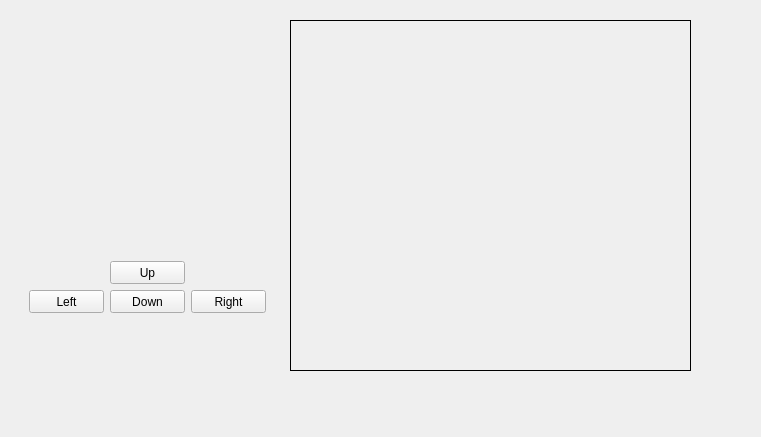
Before: the Qt Designer form Map/dungeon.ui in TeamQuadForce/Comp345RPG, drawn with Qt 5.
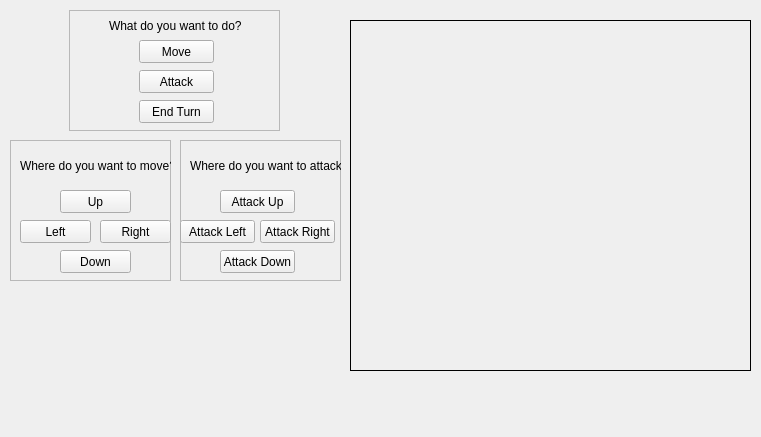
After: the same form once the commit is applied.

Commit message: Changed the chest to work now. UI update on the dungeon. More stuff to come!

What changed in the file:
```diff
--- a/Map/dungeon.ui
+++ b/Map/dungeon.ui
@@ -13,26 +13,10 @@
   <property name="windowTitle">
    <string>Form</string>
   </property>
-  <widget class="QPushButton" name="upButton">
-   <property name="geometry">
-    <rect>
-     <x>110</x>
-     <y>261</y>
-     <width>75</width>
-     <height>23</height>
-    </rect>
-   </property>
-   <property name="text">
-    <string>Up</string>
-   </property>
-   <attribute name="buttonGroup">
-    <string>movementButtonGroup</string>
-   </attribute>
-  </widget>
   <widget class="QFrame" name="mapDungeonFrame">
    <property name="geometry">
     <rect>
-     <x>290</x>
+     <x>350</x>
      <y>20</y>
      <width>401</width>
      <height>351</height>
@@ -48,54 +32,6 @@
     <enum>QFrame::Raised</enum>
    </property>
   </widget>
-  <widget class="QPushButton" name="downButton">
-   <property name="geometry">
-    <rect>
-     <x>110</x>
-     <y>290</y>
-     <width>75</width>
-     <height>23</height>
-    </rect>
-   </property>
-   <property name="text">
-    <string>Down</string>
-   </property>
-   <attribute name="buttonGroup">
-    <string>movementButtonGroup</string>
-   </attribute>
-  </widget>
-  <widget class="QPushButton" name="rightButton">
-   <property name="geometry">
-    <rect>
-     <x>191</x>
-     <y>290</y>
-     <width>75</width>
-     <height>23</height>
-    </rect>
-   </property>
-   <property name="text">
-    <string>Right</string>
-   </property>
-   <attribute name="buttonGroup">
-    <string>movementButtonGroup</string>
-   </attribute>
-  </widget>
-  <widget class="QPushButton" name="leftButton">
-   <property name="geometry">
-    <rect>
-     <x>29</x>
-     <y>290</y>
-     <width>75</width>
-     <height>23</height>
-    </rect>
-   </property>
-   <property name="text">
-    <string>Left</string>
-   </property>
-   <attribute name="buttonGroup">
-    <string>movementButtonGroup</string>
-   </attribute>
-  </widget>
   <widget class="QWidget" name="widget" native="true">
    <property name="geometry">
     <rect>
@@ -106,6 +42,248 @@
     </rect>
    </property>
   </widget>
+  <widget class="QFrame" name="attackDirectionFrame">
+   <property name="geometry">
+    <rect>
+     <x>180</x>
+     <y>140</y>
+     <width>161</width>
+     <height>141</height>
+    </rect>
+   </property>
+   <property name="frameShape">
+    <enum>QFrame::StyledPanel</enum>
+   </property>
+   <property name="frameShadow">
+    <enum>QFrame::Raised</enum>
+   </property>
+   <widget class="QLabel" name="attackQuestionLabel">
+    <property name="geometry">
+     <rect>
+      <x>10</x>
+      <y>10</y>
+      <width>151</width>
+      <height>31</height>
+     </rect>
+    </property>
+    <property name="text">
+     <string>Where do you want to attack?</string>
+    </property>
+   </widget>
+   <widget class="QPushButton" name="attackUpButton">
+    <property name="geometry">
+     <rect>
+      <x>40</x>
+      <y>50</y>
+      <width>75</width>
+      <height>23</height>
+     </rect>
+    </property>
+    <property name="text">
+     <string>Attack Up</string>
+    </property>
+   </widget>
+   <widget class="QPushButton" name="attackLeftButton">
+    <property name="geometry">
+     <rect>
+      <x>0</x>
+      <y>80</y>
+      <width>75</width>
+      <height>23</height>
+     </rect>
+    </property>
+    <property name="text">
+     <string>Attack Left</string>
+    </property>
+   </widget>
+   <widget class="QPushButton" name="attackRightButton">
+    <property name="geometry">
+     <rect>
+      <x>80</x>
+      <y>80</y>
+      <width>75</width>
+      <height>23</height>
+     </rect>
+    </property>
+    <property name="text">
+     <string>Attack Right</string>
+    </property>
+   </widget>
+   <widget class="QPushButton" name="attackDownButton">
+    <property name="geometry">
+     <rect>
+      <x>40</x>
+      <y>110</y>
+      <width>75</width>
+      <height>23</height>
+     </rect>
+    </property>
+    <property name="text">
+     <string>Attack Down</string>
+    </property>
+   </widget>
+  </widget>
+  <widget class="QFrame" name="optionsFrame">
+   <property name="geometry">
+    <rect>
+     <x>69</x>
+     <y>10</y>
+     <width>211</width>
+     <height>121</height>
+    </rect>
+   </property>
+   <property name="frameShape">
+    <enum>QFrame::StyledPanel</enum>
+   </property>
+   <property name="frameShadow">
+    <enum>QFrame::Raised</enum>
+   </property>
+   <widget class="QPushButton" name="endTurnOptionButton">
+    <property name="geometry">
+     <rect>
+      <x>70</x>
+      <y>90</y>
+      <width>75</width>
+      <height>23</height>
+     </rect>
+    </property>
+    <property name="text">
+     <string>End Turn</string>
+    </property>
+   </widget>
+   <widget class="QPushButton" name="attackOptionButton">
+    <property name="geometry">
+     <rect>
+      <x>70</x>
+      <y>60</y>
+      <width>75</width>
+      <height>23</height>
+     </rect>
+    </property>
+    <property name="text">
+     <string>Attack</string>
+    </property>
+   </widget>
+   <widget class="QPushButton" name="moveOptionButton">
+    <property name="geometry">
+     <rect>
+      <x>70</x>
+      <y>30</y>
+      <width>75</width>
+      <height>23</height>
+     </rect>
+    </property>
+    <property name="text">
+     <string>Move</string>
+    </property>
+   </widget>
+   <widget class="QLabel" name="chooseOptionLabel">
+    <property name="geometry">
+     <rect>
+      <x>40</x>
+      <y>0</y>
+      <width>151</width>
+      <height>31</height>
+     </rect>
+    </property>
+    <property name="text">
+     <string>What do you want to do?</string>
+    </property>
+   </widget>
+  </widget>
+  <widget class="QFrame" name="moveDirectionFrame">
+   <property name="geometry">
+    <rect>
+     <x>10</x>
+     <y>140</y>
+     <width>161</width>
+     <height>141</height>
+    </rect>
+   </property>
+   <property name="frameShape">
+    <enum>QFrame::StyledPanel</enum>
+   </property>
+   <property name="frameShadow">
+    <enum>QFrame::Raised</enum>
+   </property>
+   <widget class="QLabel" name="moveQuestionLabel">
+    <property name="geometry">
+     <rect>
+      <x>10</x>
+      <y>10</y>
+      <width>151</width>
+      <height>31</height>
+     </rect>
+    </property>
+    <property name="text">
+     <string>Where do you want to move?</string>
+    </property>
+   </widget>
+   <widget class="QPushButton" name="rightButton">
+    <property name="geometry">
+     <rect>
+      <x>90</x>
+      <y>80</y>
+      <width>71</width>
+      <height>23</height>
+     </rect>
+    </property>
+    <property name="text">
+     <string>Right</string>
+    </property>
+    <attribute name="buttonGroup">
+     <string>movementButtonGroup</string>
+    </attribute>
+   </widget>
+   <widget class="QPushButton" name="leftButton">
+    <property name="geometry">
+     <rect>
+      <x>10</x>
+      <y>80</y>
+      <width>71</width>
+      <height>23</height>
+     </rect>
+    </property>
+    <property name="text">
+     <string>Left</string>
+    </property>
+    <attribute name="buttonGroup">
+     <string>movementButtonGroup</string>
+    </attribute>
+   </widget>
+   <widget class="QPushButton" name="downButton">
+    <property name="geometry">
+     <rect>
+      <x>50</x>
+      <y>110</y>
+      <width>71</width>
+      <height>23</height>
+     </rect>
+    </property>
+    <property name="text">
+     <string>Down</string>
+    </property>
+    <attribute name="buttonGroup">
+     <string>movementButtonGroup</string>
+    </attribute>
+   </widget>
+   <widget class="QPushButton" name="upButton">
+    <property name="geometry">
+     <rect>
+      <x>50</x>
+      <y>50</y>
+      <width>71</width>
+      <height>23</height>
+     </rect>
+    </property>
+    <property name="text">
+     <string>Up</string>
+    </property>
+    <attribute name="buttonGroup">
+     <string>movementButtonGroup</string>
+    </attribute>
+   </widget>
+  </widget>
  </widget>
  <resources/>
  <connections/>
```
The commit also changes 1 other file.
